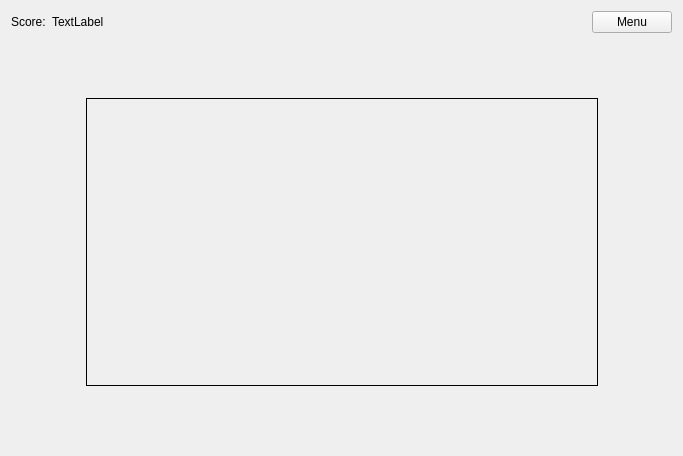
The window that code/wgt_pages/page_field.ui (fostfox/snake_game) describes before a commit, drawn with Qt 5.
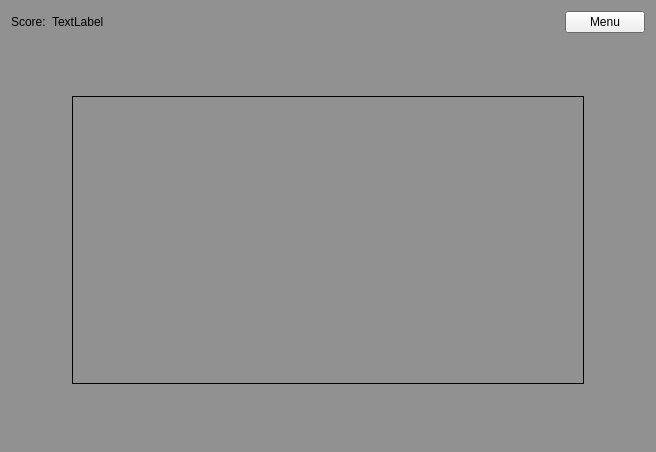
The same window after the commit.

Commit message: Adjusting the size of the field 	modified:   code/drawfieldmanager.cpp 	modified:   code/gamefield.cpp 	modified:   code/mainwindow.cpp 	modified:   code/wgt_pages/page_field.ui

Patch:
```diff
--- a/code/wgt_pages/page_field.ui
+++ b/code/wgt_pages/page_field.ui
@@ -6,13 +6,80 @@
    <rect>
     <x>0</x>
     <y>0</y>
-    <width>683</width>
-    <height>456</height>
+    <width>656</width>
+    <height>452</height>
    </rect>
   </property>
+  <property name="palette">
+   <palette>
+    <active>
+     <colorrole role="Base">
+      <brush brushstyle="SolidPattern">
+       <color alpha="255">
+        <red>46</red>
+        <green>47</green>
+        <blue>48</blue>
+       </color>
+      </brush>
+     </colorrole>
+     <colorrole role="Window">
+      <brush brushstyle="SolidPattern">
+       <color alpha="255">
+        <red>145</red>
+        <green>145</green>
+        <blue>145</blue>
+       </color>
+      </brush>
+     </colorrole>
+    </active>
+    <inactive>
+     <colorrole role="Base">
+      <brush brushstyle="SolidPattern">
+       <color alpha="255">
+        <red>46</red>
+        <green>47</green>
+        <blue>48</blue>
+       </color>
+      </brush>
+     </colorrole>
+     <colorrole role="Window">
+      <brush brushstyle="SolidPattern">
+       <color alpha="255">
+        <red>145</red>
+        <green>145</green>
+        <blue>145</blue>
+       </color>
+      </brush>
+     </colorrole>
+    </inactive>
+    <disabled>
+     <colorrole role="Base">
+      <brush brushstyle="SolidPattern">
+       <color alpha="255">
+        <red>145</red>
+        <green>145</green>
+        <blue>145</blue>
+       </color>
+      </brush>
+     </colorrole>
+     <colorrole role="Window">
+      <brush brushstyle="SolidPattern">
+       <color alpha="255">
+        <red>145</red>
+        <green>145</green>
+        <blue>145</blue>
+       </color>
+      </brush>
+     </colorrole>
+    </disabled>
+   </palette>
+  </property>
   <property name="windowTitle">
    <string>Form</string>
   </property>
+  <property name="autoFillBackground">
+   <bool>true</bool>
+  </property>
   <layout class="QVBoxLayout" name="verticalLayout">
    <item>
     <layout class="QHBoxLayout" name="horizontalLayout">
```
The commit also changes 5 other files.
